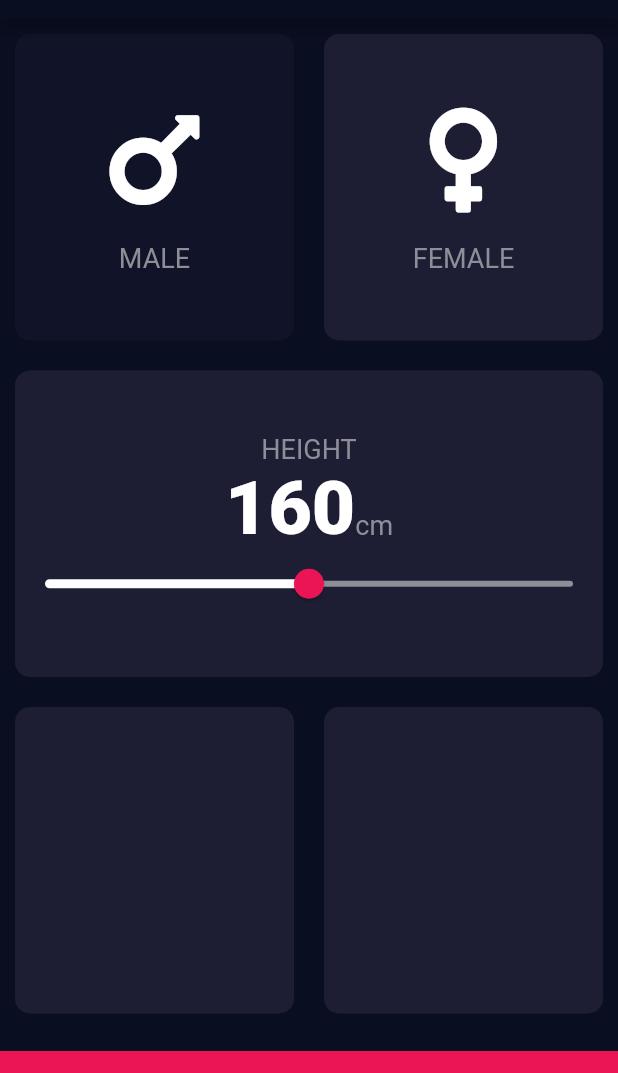
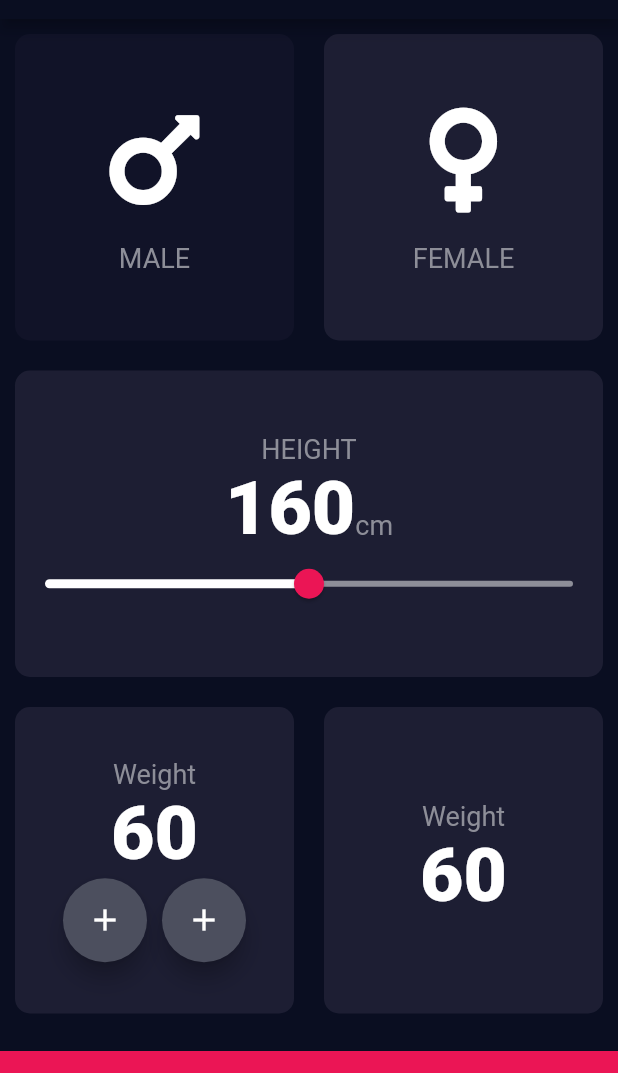
Before and after one commit to mischahaenen/flutter_bmi-calculator, a Flutter app: the screen it shows after launch, on a phone screen of 412 x 824 dp, the part 65-1138 px from its top. Run offline on Flutter 3.47's test engine with Material 2 defaults, Android fonts, the phone set to English and light mode, and no system bars; our stand-ins replace font_awesome_flutter.

```diff
--- a/lib/input_page.dart
+++ b/lib/input_page.dart
@@ -13,6 +13,7 @@ class InputPage extends StatefulWidget {
 class _InputPageState extends State<InputPage> {
   Gender gender = Gender.FEMALE;
   int height = 160;
+  int weight = 60;
 
   @override
   Widget build(BuildContext context) {
@@ -101,10 +102,56 @@ class _InputPageState extends State<InputPage> {
             child: Row(
               children: <Widget>[
                 Expanded(
-                  child: new BMICard(color: kActiveCardColor),
+                  child: new BMICard(
+                    color: kActiveCardColor,
+                    child: Column(
+                      mainAxisAlignment: MainAxisAlignment.center,
+                      children: <Widget>[
+                        Text(
+                          'Weight',
+                          style: kLabelTextStyle,
+                        ),
+                        Text(weight.toString(), style: kNumberTextStyle),
+                        Row(
+                          mainAxisAlignment: MainAxisAlignment.center,
+                          children: <Widget>[
+                            FloatingActionButton(
+                              backgroundColor: Color(0xFF4C4F5E),
+                              child: Icon(
+                                Icons.add,
+                                color: Colors.white,
+                              ),
+                              onPressed: () {},
+                            ),
+                            SizedBox(width: 10.0),
+                            FloatingActionButton(
+                              backgroundColor: Color(0xFF4C4F5E),
+                              child: Icon(
+                                Icons.add,
+                                color: Colors.white,
+                              ),
+                              onPressed: () {},
+                            ),
+                          ],
+                        )
+                      ],
+                    ),
+                  ),
                 ),
                 Expanded(
-                  child: new BMICard(color: kActiveCardColor),
+                  child: new BMICard(
+                    color: kActiveCardColor,
+                    child: Column(
+                      mainAxisAlignment: MainAxisAlignment.center,
+                      children: <Widget>[
+                        Text(
+                          'Weight',
+                          style: kLabelTextStyle,
+                        ),
+                        Text(weight.toString(), style: kNumberTextStyle)
+                      ],
+                    ),
+                  ),
                 )
               ],
             ),
```
